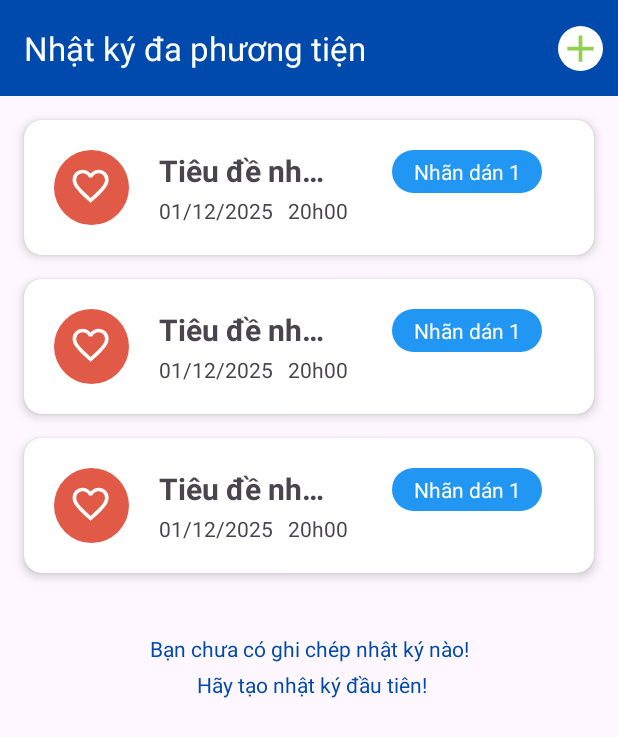
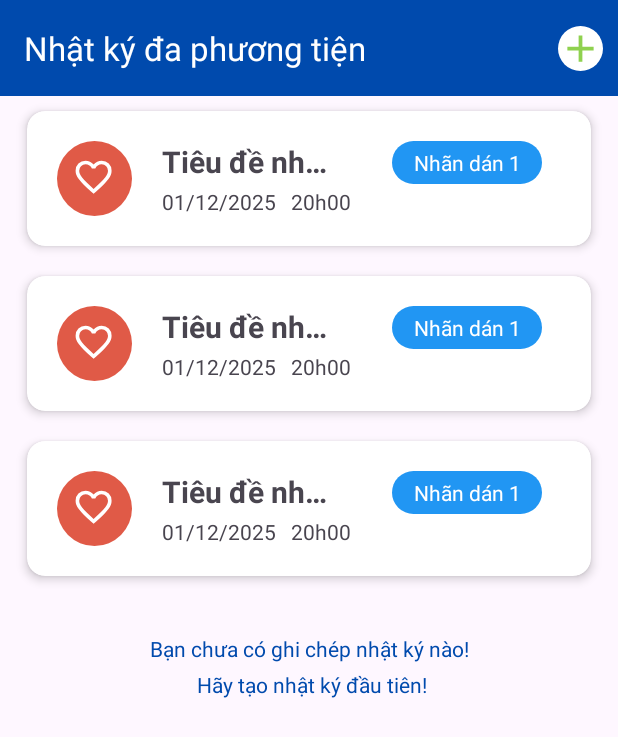
Before and after one commit to kieuanh23-kr/IT18_nhe, an Android app: the layout activity_main.xml on its own in the app's theme, with its tools: preview values and no code run, on a phone screen of 412 x 824 dp. Shown: the top 737 px of the screen. Run offline under Robolectric (Android 15) with nearby library versions, the phone set to English and light mode, and no system bars.

Commit message:
Tối ưu thêm 1 số phần

```diff
--- a/app/src/main/AndroidManifest.xml
+++ b/app/src/main/AndroidManifest.xml
@@ -11,7 +11,7 @@
         android:supportsRtl="true"
         android:theme="@style/Theme.MyApplicationnhe">
         <activity
-            android:name=".MainActivity"
+            android:name=".UI.MainActivity"
             android:exported="true">
             <intent-filter>
                 <action android:name="android.intent.action.MAIN" />
@@ -19,7 +19,7 @@
                 <category android:name="android.intent.category.LAUNCHER" />
             </intent-filter>
         </activity>
-        <activity android:name=".ThemNhatki"/>
-        <activity android:name=".ChitietNhatki"/>
+        <activity android:name=".UI.ThemNhatki"/>
+        <activity android:name=".UI.ChitietNhatki"/>
     </application>
 </manifest>
--- a/app/src/main/java/com/example/myapplicationnhe/NhatkiDatabase.java
+++ b/app/src/main/java/com/example/myapplicationnhe/Database/NhatkiDatabase.java
@@ -1,9 +1,11 @@
-package com.example.myapplicationnhe;
+package com.example.myapplicationnhe.Database;
 
 import android.content.Context;
 import androidx.room.Database;
 import androidx.room.Room;
 import androidx.room.RoomDatabase;
+
+import com.example.myapplicationnhe.Model.Nhatki;
 
 @Database(entities = {Nhatki.class}, version = 1, exportSchema = false)
 public abstract class NhatkiDatabase extends RoomDatabase {
--- a/app/src/main/java/com/example/myapplicationnhe/Nhatki.java
+++ b/app/src/main/java/com/example/myapplicationnhe/Model/Nhatki.java
@@ -1,4 +1,4 @@
-package com.example.myapplicationnhe;
+package com.example.myapplicationnhe.Model;
 import androidx.room.Entity;
 import androidx.room.Ignore;
 import androidx.room.PrimaryKey;
--- a/app/src/main/java/com/example/myapplicationnhe/ChitietNhatki.java
+++ b/app/src/main/java/com/example/myapplicationnhe/UI/ChitietNhatki.java
@@ -1,4 +1,4 @@
-package com.example.myapplicationnhe;
+package com.example.myapplicationnhe.UI;
 
 import android.content.Intent;
 import android.os.Bundle;
@@ -17,6 +17,10 @@ import androidx.appcompat.widget.Toolbar;
 import androidx.core.graphics.Insets;
 import androidx.core.view.ViewCompat;
 import androidx.core.view.WindowInsetsCompat;
+
+import com.example.myapplicationnhe.Model.Nhatki;
+import com.example.myapplicationnhe.Database.NhatkiDatabase;
+import com.example.myapplicationnhe.R;
 
 import java.util.concurrent.ExecutorService;
 import java.util.concurrent.Executors;
--- a/app/src/main/res/layout/activity_main.xml
+++ b/app/src/main/res/layout/activity_main.xml
@@ -5,7 +5,7 @@
     android:id="@+id/main"
     android:layout_width="match_parent"
     android:layout_height="match_parent"
-    tools:context=".MainActivity">
+    tools:context=".UI.MainActivity">
 
     <com.google.android.material.appbar.AppBarLayout
         android:layout_width="match_parent"
@@ -36,7 +36,8 @@
         android:id="@+id/nhatkidon_main"
         android:layout_width="0dp"
         android:layout_height="0dp"
-        android:padding="8dp"
+        android:paddingLeft="8dp"
+        android:paddingRight="8dp"
         tools:listitem="@layout/nhatki_don"
         app:layout_constraintTop_toBottomOf="@id/toolbar_1"
         app:layout_constraintBottom_toTopOf="@id/bottomBar"
--- a/app/src/main/res/layout/nhatki_don.xml
+++ b/app/src/main/res/layout/nhatki_don.xml
@@ -2,11 +2,10 @@
 <androidx.cardview.widget.CardView
     xmlns:android="http://schemas.android.com/apk/res/android"
     xmlns:app="http://schemas.android.com/apk/res-auto"
-    xmlns:tools="http://schemas.android.com/tools"
     android:id="@+id/item_container"
     android:layout_width="match_parent"
     android:layout_height="wrap_content"
-    android:layout_margin="8dp"
+    android:layout_margin="10dp"
     android:clickable="true"
     android:focusable="true"
     android:foreground="?attr/selectableItemBackground"
@@ -29,14 +28,6 @@
             android:id="@+id/icon_chon"
             android:background="@drawable/back_circle_black"
             android:src="@drawable/icon_check"
-            android:visibility="invisible"/>
-        <CheckBox
-            android:layout_width="20dp"
-            android:layout_height="20dp"
-            android:id="@+id/checkbox1"
-            app:layout_constraintTop_toBottomOf="@id/phanloai"
-            app:layout_constraintStart_toStartOf="@id/phanloai"
-            app:layout_constraintEnd_toEndOf="@id/phanloai"
             android:visibility="invisible"/>
         <TextView
             android:layout_width="120dp"
--- a/app/src/main/res/values/strings.xml
+++ b/app/src/main/res/values/strings.xml
@@ -1,4 +1,4 @@
 <resources>
-    <string name="app_name">My Applicationnhe</string>
+    <string name="app_name">Nhật ký</string>
     <string name="phan_loai">Chọn phân loại</string>
 </resources>
--- a/settings.gradle.kts
+++ b/settings.gradle.kts
@@ -19,5 +19,5 @@ dependencyResolutionManagement {
     }
 }
 
-rootProject.name = "My Applicationnhe"
+rootProject.name = "IT18_N2_De02"
 include(":app")
```
Also changed, not shown: app/src/main/java/com/example/myapplicationnhe/Adapter/NhatkiAdapter.java (renamed from app/src/main/java/com/example/myapplicationnhe/NhatkiAdapter.java, +5 -18 lines), app/src/main/java/com/example/myapplicationnhe/Database/NhatkiDao.java (renamed from app/src/main/java/com/example/myapplicationnhe/NhatkiDao.java, +3 -4 lines), app/src/main/java/com/example/myapplicationnhe/UI/MainActivity.java (renamed from app/src/main/java/com/example/myapplicationnhe/MainActivity.java, +9 -2 lines), app/src/main/java/com/example/myapplicationnhe/UI/ThemNhatki.java (renamed from app/src/main/java/com/example/myapplicationnhe/ThemNhatki.java, +7 -5 lines).
